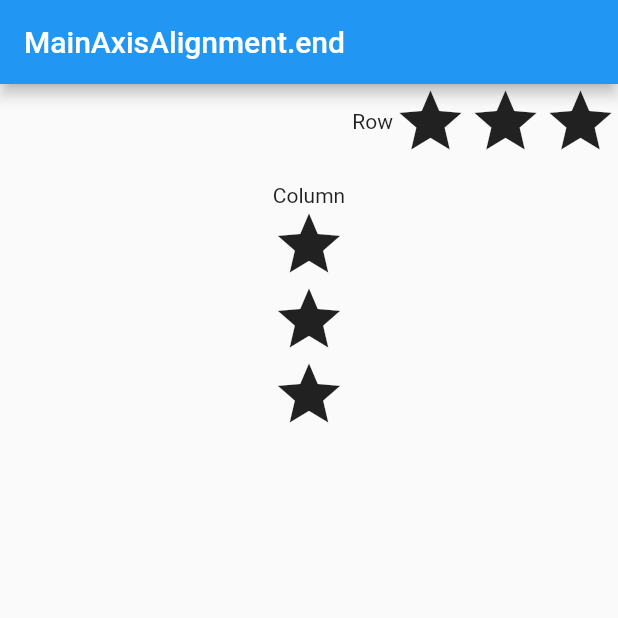
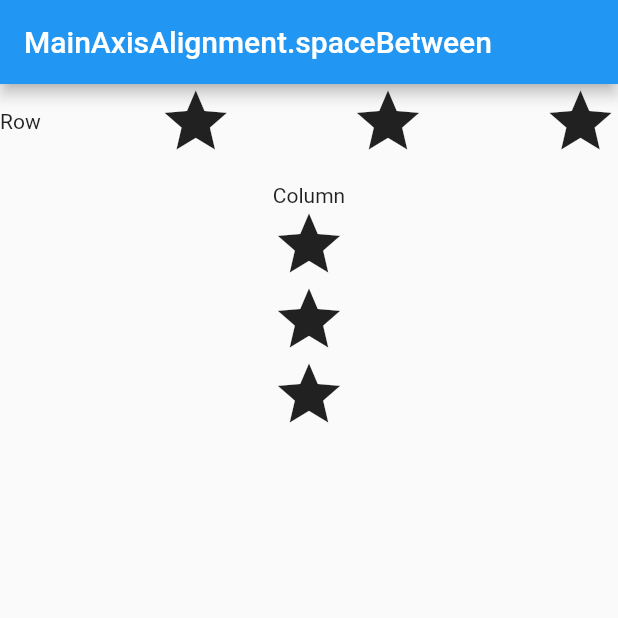
Before and after one commit to after-six/flutter-layout-wonwoo, a Flutter app: the screen it shows after launch, on a phone screen of 412 x 824 dp, the top half of it. Run offline on Flutter 3.47's test engine with Material 2 defaults, Android fonts, the phone set to English and light mode, and no system bars.

Commit message:
MainAxisAlignment.spaceBetween

```diff
--- a/lib/main.dart
+++ b/lib/main.dart
@@ -9,14 +9,15 @@ class MyApp extends StatelessWidget {
     return MaterialApp(
       home: Scaffold(
         appBar: AppBar(
-          title: Text('MainAxisAlignment.end'),
+          title: Text('MainAxisAlignment.spaceBetween'),
         ),
         body: Column(
           children: <Widget>[
             Row(
 //              mainAxisAlignment: MainAxisAlignment.start, // Row and Column - MainAxisAlignment Step 1
 //              mainAxisAlignment: MainAxisAlignment.center, // Row and Column - MainAxisAlignment Step 2
-              mainAxisAlignment: MainAxisAlignment.end, // Row and Column - MainAxisAlignment Step 3
+//              mainAxisAlignment: MainAxisAlignment.end, // Row and Column - MainAxisAlignment Step 3
+              mainAxisAlignment: MainAxisAlignment.spaceBetween, // Row and Column - MainAxisAlignment Step 4
               children: <Widget>[
                 Text('Row'),
                 Icon(Icons.star, size: 50),
@@ -28,7 +29,8 @@ class MyApp extends StatelessWidget {
             Column(
 //              mainAxisAlignment: MainAxisAlignment.start, // Row and Column - MainAxisAlignment Step 1
 //              mainAxisAlignment: MainAxisAlignment.center, // Row and Column - MainAxisAlignment Step 2
-              mainAxisAlignment: MainAxisAlignment.end, // Row and Column - MainAxisAlignment Step 3
+//              mainAxisAlignment: MainAxisAlignment.end, // Row and Column - MainAxisAlignment Step 3
+              mainAxisAlignment: MainAxisAlignment.spaceBetween, // Row and Column - MainAxisAlignment Step 4
               children: <Widget>[
                 Text('Column'),
                 Icon(Icons.star, size: 50),
```
